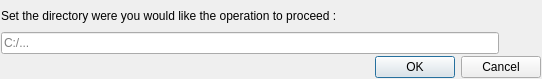
Above: ui/getFolderPathDialog.ui from AmirHammouteneEI/ScheduledPasteAndKeys before the change. Below: the same form after it.
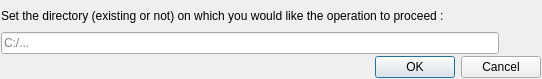
That is the form after the change. Icons and pictures are not drawn.

Commit message: continue on system commands ; all folder and file operations completed

Patch:
```diff
--- a/ui/getFolderPathDialog.ui
+++ b/ui/getFolderPathDialog.ui
@@ -32,7 +32,7 @@
    <item>
     <widget class="QLabel" name="label">
      <property name="text">
-      <string>Set the directory were you would like the operation to proceed :</string>
+      <string>Set the directory (existing or not) on which you would like the operation to proceed :</string>
      </property>
     </widget>
    </item>
```
The commit also changes 2 other files.
